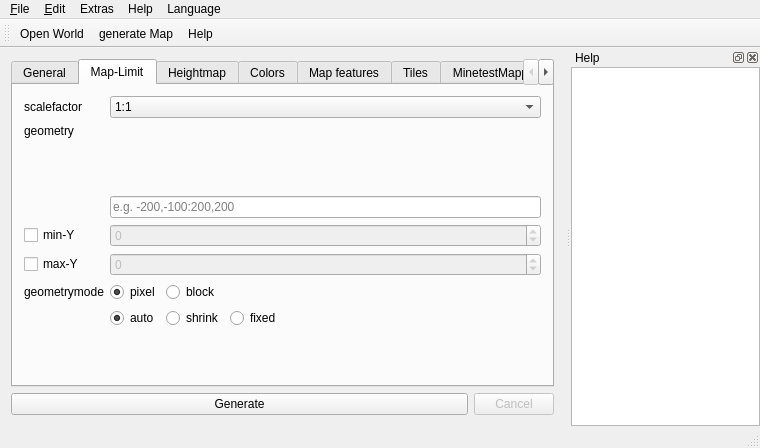
Above: mainwindow.ui from AirSThib/MinetestMapperGUI before the change. Below: the same form after it.
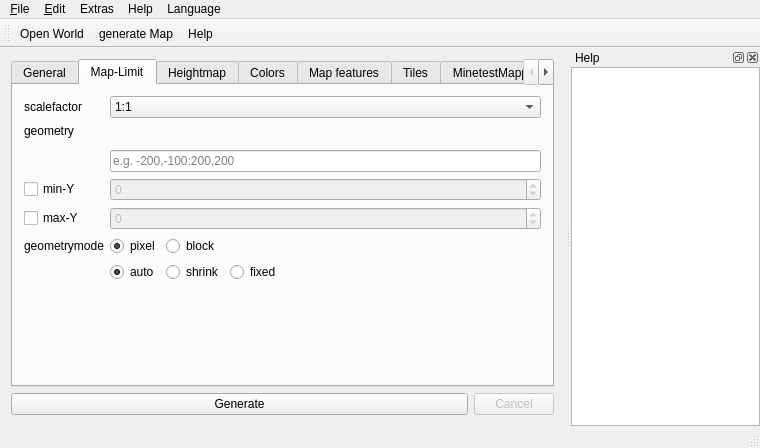
That is the form after the change. The open tabs and pages were chosen to show the change. Icons and pictures are not drawn. Custom widgets are drawn as their Qt base class.

Commit message: Improve geometry widget

```diff
--- a/mainwindow.ui
+++ b/mainwindow.ui
@@ -426,19 +426,6 @@
           </property>
          </widget>
         </item>
-        <item row="2" column="0">
-         <spacer name="verticalSpacer_2">
-          <property name="orientation">
-           <enum>Qt::Vertical</enum>
-          </property>
-          <property name="sizeHint" stdset="0">
-           <size>
-            <width>20</width>
-            <height>40</height>
-           </size>
-          </property>
-         </spacer>
-        </item>
         <item row="1" column="4" rowspan="2">
          <widget class="GeometryWidget" name="geometryWidget" native="true"/>
         </item>
```
Left out of the diff: 3 changed lines with no effect on the pictures. The commit also changes 1 other file.
